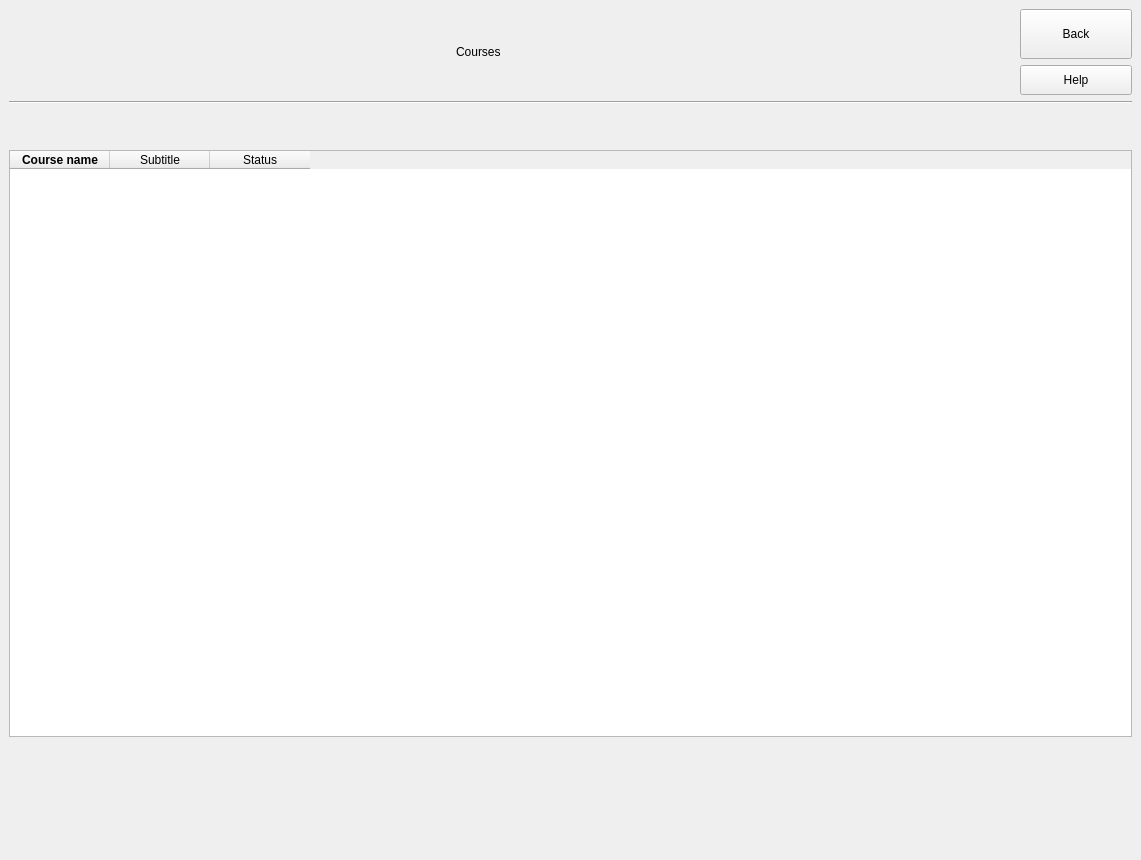
Before: the Qt Designer form main/UI/courses.ui in Demonim/Simargl-Study-Project, drawn with Qt 5.
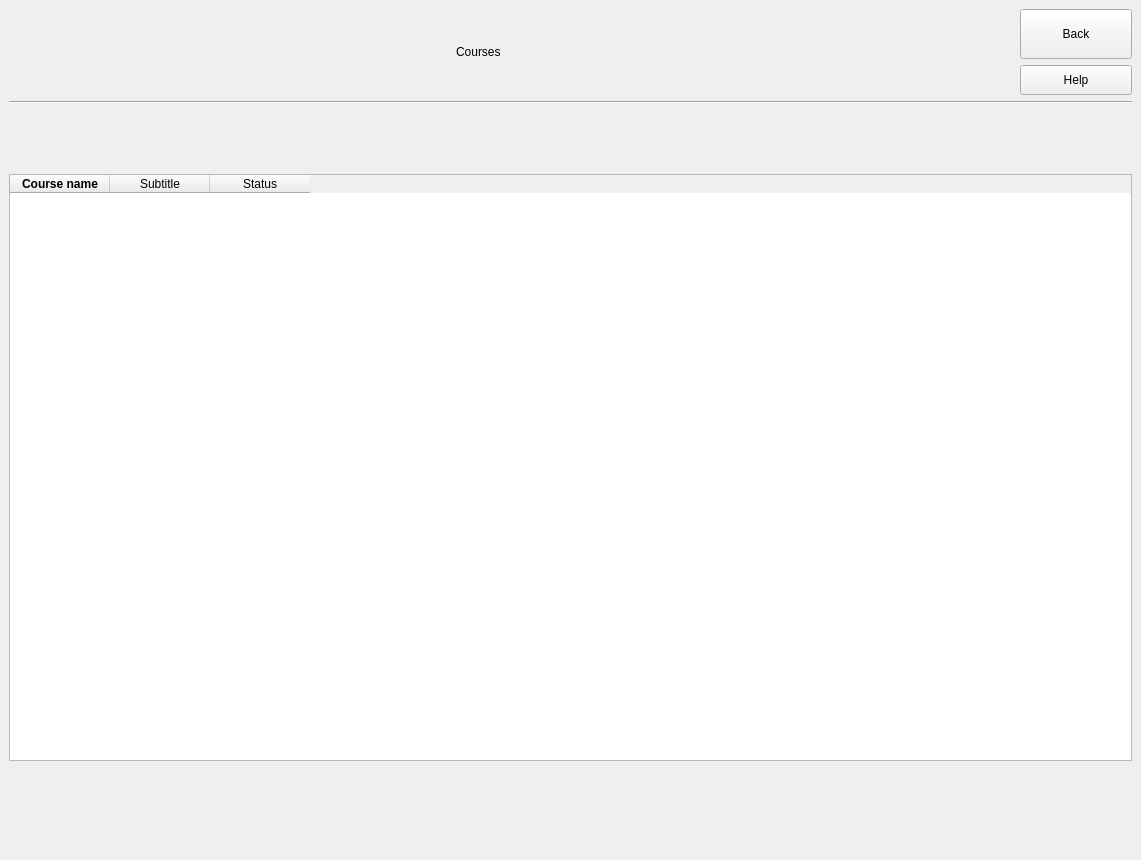
After: the same form once the commit is applied.

Diff of the .ui file:
```diff
--- a/main/UI/courses.ui
+++ b/main/UI/courses.ui
@@ -26,7 +26,7 @@
    <string>MainWindow</string>
   </property>
   <widget class="QWidget" name="centralwidget">
-   <layout class="QVBoxLayout" name="verticalLayout_3">
+   <layout class="QVBoxLayout" name="verticalLayout_3" stretch="2,1,6,1">
     <item>
      <layout class="QHBoxLayout" name="horizontalLayout" stretch="4,1,4,1">
       <item>
@@ -190,7 +190,7 @@
         <property name="sizeHint" stdset="0">
          <size>
           <width>20</width>
-          <height>130</height>
+          <height>90</height>
          </size>
         </property>
        </spacer>
```
